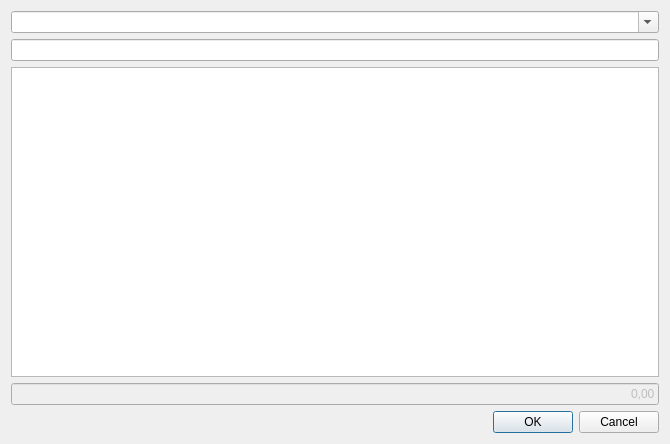
Above: form/income_outcome_ed.ui from lukasszz/savings before the change. Below: the same form after it.
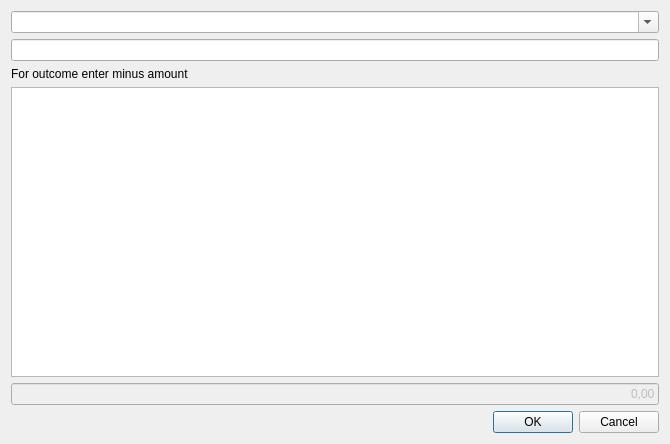
That is the form after the change.

Commit message: double click

What changed in the file:
```diff
--- a/form/income_outcome_ed.ui
+++ b/form/income_outcome_ed.ui
@@ -34,6 +34,13 @@
      </property>
     </widget>
    </item>
+   <item>
+    <widget class="QLabel" name="label">
+     <property name="text">
+      <string>For outcome enter minus amount</string>
+     </property>
+    </widget>
+   </item>
    <item>
     <widget class="QTableView" name="budget_table"/>
    </item>
```
The commit also changes 1 other file.
